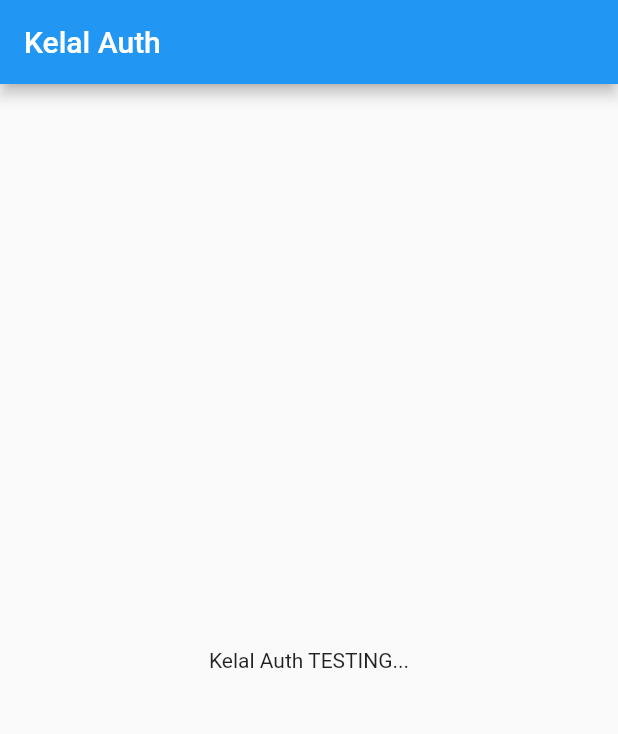
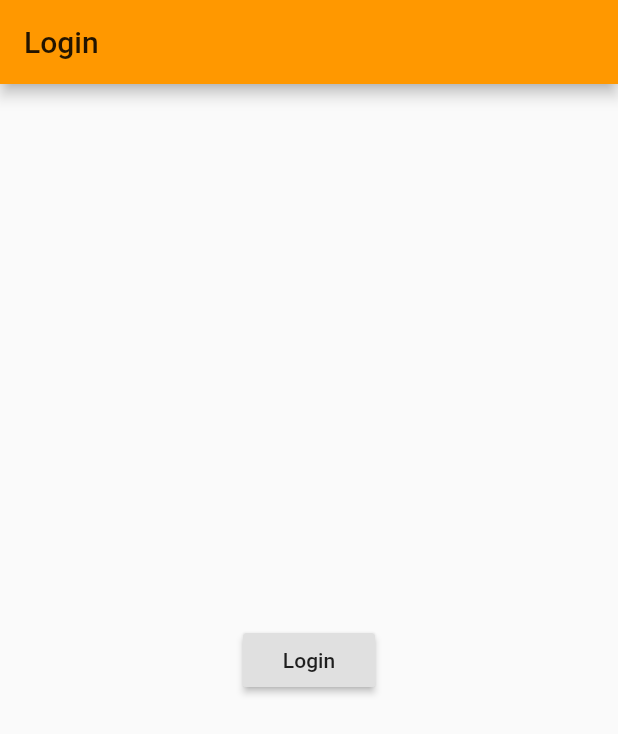
Before and after one commit to JOSISOLL/Kelal_Authentication, a Flutter app: the screen it shows after launch, on a phone screen of 412 x 824 dp. Shown: the top 734 px of the screen. Run offline on Flutter 3.47's test engine with Material 2 defaults, Android fonts, the phone set to English and light mode, and no system bars.

Commit message:
Simple login and logout state management using Stream Controller...

```diff
--- /dev/null
+++ b/kelal_authentication/lib/auth_state.dart
@@ -0,0 +1,11 @@
+class AuthenticationState {
+  final bool authenticated;
+
+  AuthenticationState.initial({this.authenticated = false});
+
+  AuthenticationState.authenticate({this.authenticated = true});
+
+  AuthenticationState.failed({this.authenticated = false});
+
+  AuthenticationState.signedOut({this.authenticated = false});
+}
--- /dev/null
+++ b/kelal_authentication/lib/builder_page.dart
@@ -0,0 +1,31 @@
+import 'auth_state.dart';
+import 'dart:async';
+import 'package:flutter/material.dart';
+import 'package:kelal_authentication/login.dart';
+import 'package:kelal_authentication/home.dart';
+
+class BuilderPage extends StatelessWidget {
+  final StreamController<AuthenticationState> _streamController =
+      new StreamController<AuthenticationState>();
+
+  Widget buildUI(BuildContext context, AuthenticationState s) {
+    if (s.authenticated) {
+      return HomePage(_streamController);
+    } else {
+      return LoginPage(_streamController);
+    }
+  }
+
+  @override
+  Widget build(BuildContext context) {
+    return new StreamBuilder<AuthenticationState>(
+      stream: _streamController.stream,
+      initialData: new AuthenticationState.initial(),
+      builder:
+          (BuildContext context, AsyncSnapshot<AuthenticationState> snapshot) {
+        final state = snapshot.data;
+        return buildUI(context, state);
+      },
+    );
+  }
+}
--- /dev/null
+++ b/kelal_authentication/lib/home.dart
@@ -0,0 +1,29 @@
+import 'package:flutter/material.dart';
+import 'package:flutter/widgets.dart';
+import 'dart:async';
+import 'package:kelal_authentication/auth_state.dart';
+
+class HomePage extends StatelessWidget {
+  final StreamController<AuthenticationState> _streamController;
+
+  HomePage(this._streamController);
+
+  logout() async {
+    _streamController.add(AuthenticationState.signedOut());
+  }
+
+  @override
+  Widget build(BuildContext context) {
+    return Scaffold(
+      appBar: AppBar(
+        title: Text("Home"),
+      ),
+      body: Center(
+        child: RaisedButton(
+          child: Text("Logout"),
+          onPressed: logout,
+        ),
+      ),
+    );
+  }
+}
--- /dev/null
+++ b/kelal_authentication/lib/login.dart
@@ -0,0 +1,29 @@
+import 'package:flutter/material.dart';
+import 'package:flutter/widgets.dart';
+import 'dart:async';
+import 'package:kelal_authentication/auth_state.dart';
+
+class LoginPage extends StatelessWidget {
+  final StreamController<AuthenticationState> _streamController;
+
+  LoginPage(this._streamController);
+
+  login() async {
+    _streamController.add(AuthenticationState.authenticate());
+  }
+
+  @override
+  Widget build(BuildContext context) {
+    return Scaffold(
+      appBar: AppBar(
+        title: Text("Login"),
+      ),
+      body: Center(
+        child: RaisedButton(
+          child: Text("Login"),
+          onPressed: login,
+        ),
+      ),
+    );
+  }
+}
--- a/kelal_authentication/lib/main.dart
+++ b/kelal_authentication/lib/main.dart
@@ -1,4 +1,6 @@
+import 'dart:async';
 import 'package:flutter/material.dart';
+import 'package:kelal_authentication/builder_page.dart';
 
 void main() => runApp(MyApp());
 
@@ -9,38 +11,9 @@ class MyApp extends StatelessWidget {
     return MaterialApp(
       title: 'Flutter Demo',
       theme: ThemeData(
-        primarySwatch: Colors.blue,
+        primarySwatch: Colors.orange,
       ),
-      home: MyHomePage(title: 'Kelal Auth'),
+      home: BuilderPage(),
     );
   }
 }
-
-class MyHomePage extends StatefulWidget {
-  MyHomePage({Key key, this.title}) : super(key: key);
-  final String title;
-
-  @override
-  _MyHomePageState createState() => _MyHomePageState();
-}
-
-class _MyHomePageState extends State<MyHomePage> {
-  @override
-  Widget build(BuildContext context) {
-    return Scaffold(
-      appBar: AppBar(
-        title: Text(widget.title),
-      ),
-      body: Center(
-        child: Column(
-          mainAxisAlignment: MainAxisAlignment.center,
-          children: <Widget>[
-            Text(
-              'Kelal Auth TESTING...',
-            ),
-          ],
-        ),
-      ),
-    );
-  }
-}
```
Also changed, not shown: kelal_authentication/lib/authentication_service.dart (added).
